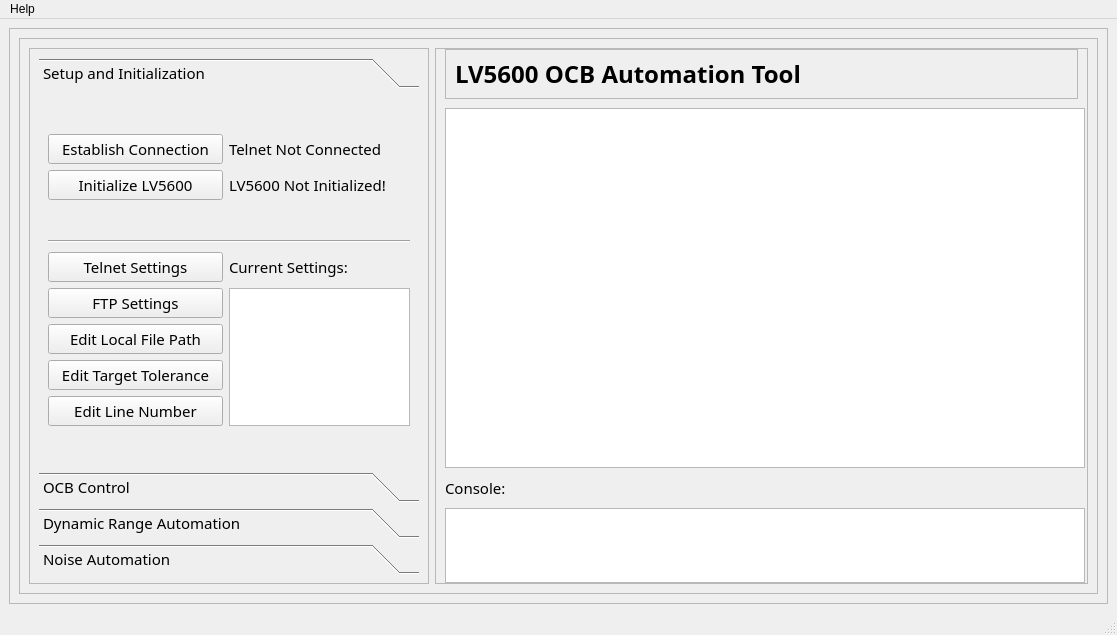
Above: gui/resources/LV5600-Automation-OCB-GUI-2.0.ui from Ry3nG/LV5600-Automation before the change. Below: the same form after it.
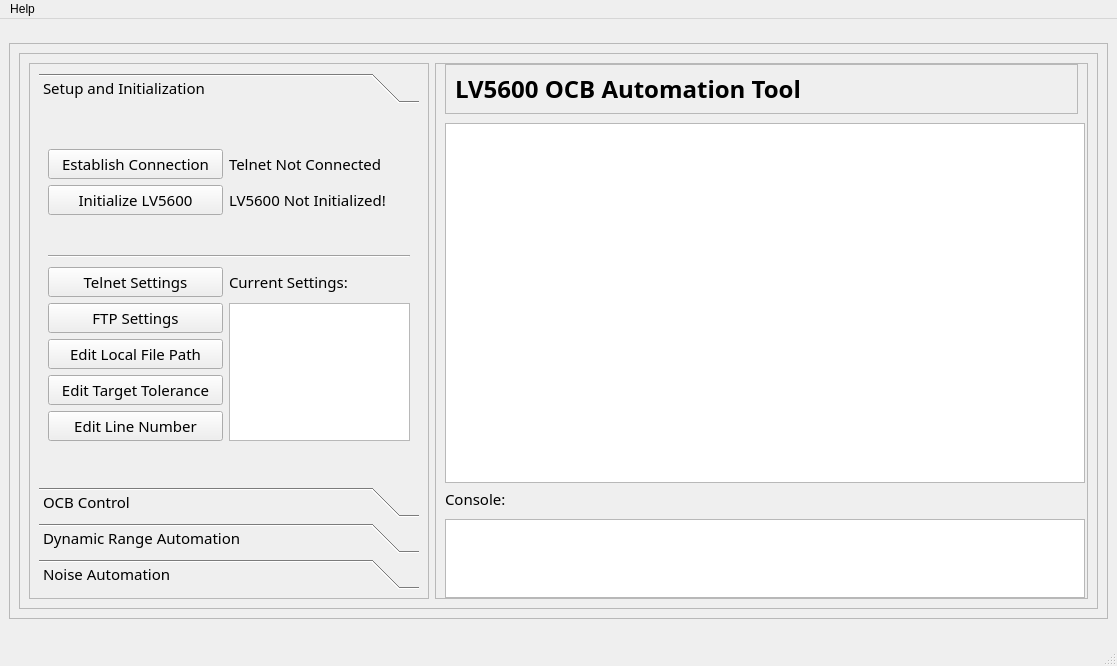
That is the form after the change.

The edit to the form file:
```diff
--- a/gui/resources/LV5600-Automation-OCB-GUI-2.0.ui
+++ b/gui/resources/LV5600-Automation-OCB-GUI-2.0.ui
@@ -7,9 +7,21 @@
     <x>0</x>
     <y>0</y>
     <width>1117</width>
-    <height>635</height>
+    <height>666</height>
    </rect>
   </property>
+  <property name="minimumSize">
+   <size>
+    <width>1066</width>
+    <height>666</height>
+   </size>
+  </property>
+  <property name="maximumSize">
+   <size>
+    <width>1117</width>
+    <height>666</height>
+   </size>
+  </property>
   <property name="windowTitle">
    <string>MainWindow</string>
   </property>
@@ -25,14 +37,14 @@
      <widget class="QFrame" name="mainframe">
       <property name="minimumSize">
        <size>
-        <width>1024</width>
+        <width>1099</width>
         <height>576</height>
        </size>
       </property>
       <property name="maximumSize">
        <size>
-        <width>1280</width>
-        <height>720</height>
+        <width>1099</width>
+        <height>576</height>
        </size>
       </property>
       <property name="font">
@@ -1002,7 +1014,7 @@
                </property>
                <property name="maximumSize">
                 <size>
-                 <width>1000</width>
+                 <width>640</width>
                  <height>360</height>
                 </size>
                </property>
@@ -1026,7 +1038,13 @@
                <property name="minimumSize">
                 <size>
                  <width>640</width>
-                 <height>0</height>
+                 <height>79</height>
+                </size>
+               </property>
+               <property name="maximumSize">
+                <size>
+                 <width>640</width>
+                 <height>79</height>
                 </size>
                </property>
                <property name="font">
```
